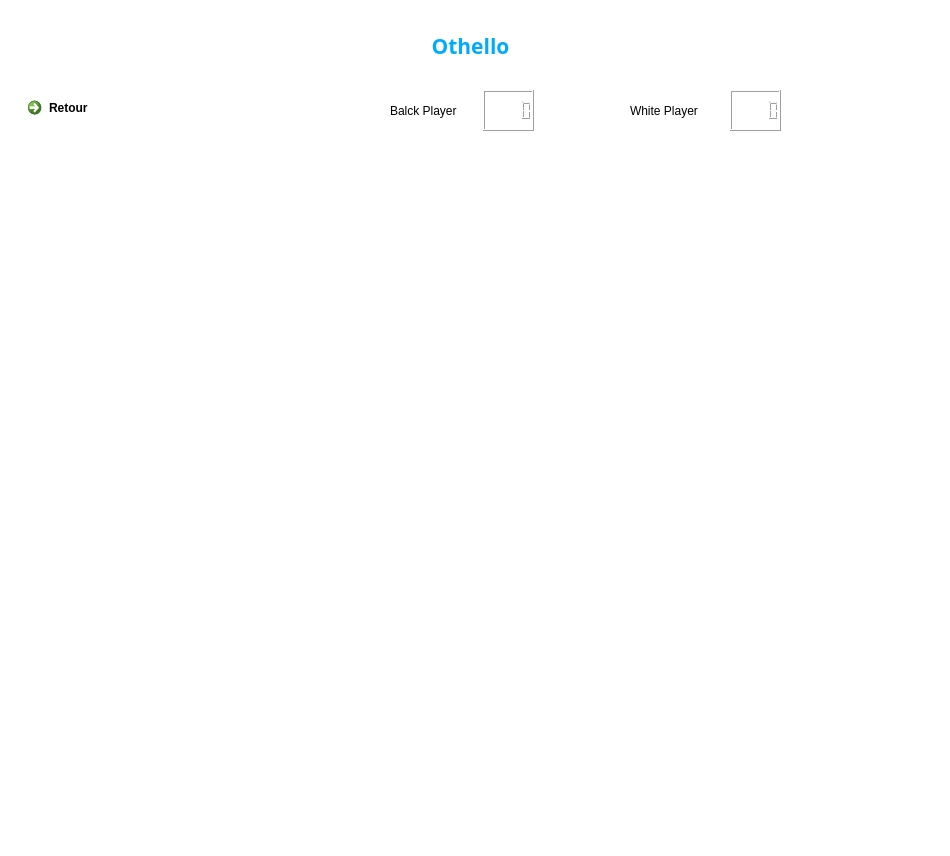
Qt form InterfaceGraphique/mainwindow.ui (LouisTrezzini/tdlog-boardgame-ai) before a commit.
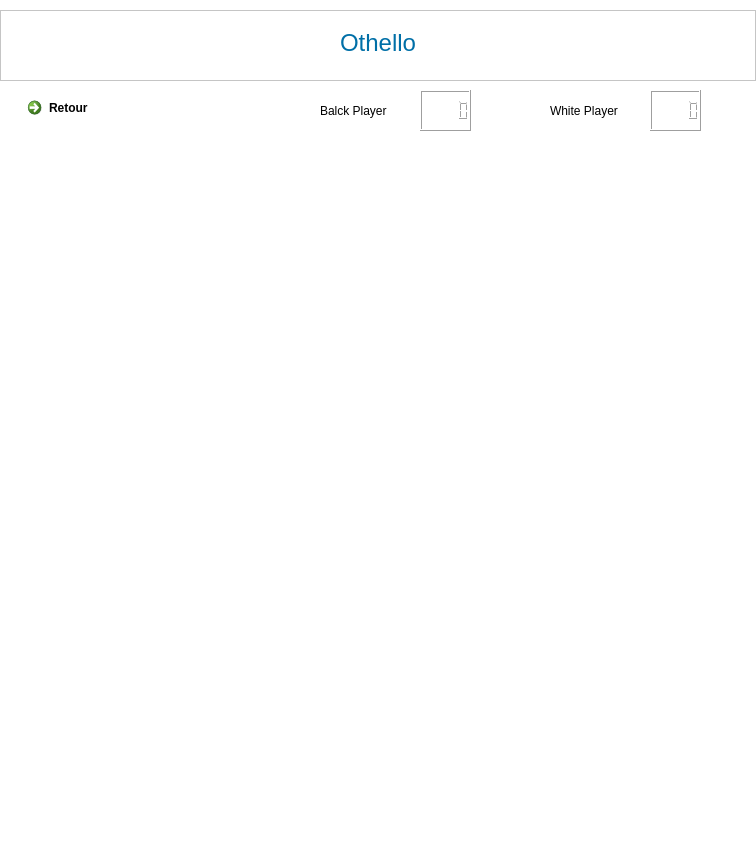
The same form after that commit. Icons and pictures are not drawn.

Commit message: Modification de graphique pour la taille de la fenêtre s'adaptenet en fonction de la taille des images qu'on utilise pour faire la grille

The edit to the form file:
```diff
--- a/InterfaceGraphique/mainwindow.ui
+++ b/InterfaceGraphique/mainwindow.ui
@@ -6,7 +6,7 @@
    <rect>
     <x>0</x>
     <y>0</y>
-    <width>950</width>
+    <width>756</width>
     <height>856</height>
    </rect>
   </property>
@@ -84,59 +84,13 @@
    <property name="autoFillBackground">
     <bool>true</bool>
    </property>
-   <widget class="QWidget" name="verticalLayoutWidget">
-    <property name="geometry">
-     <rect>
-      <x>-10</x>
-      <y>10</y>
-      <width>961</width>
-      <height>70</height>
-     </rect>
-    </property>
-    <layout class="QVBoxLayout" name="boxTitle">
-     <item>
-      <widget class="QTextEdit" name="Title">
-       <property name="enabled">
-        <bool>true</bool>
-       </property>
-       <property name="font">
-        <font>
-         <family>Small Fonts</family>
-         <weight>75</weight>
-         <bold>true</bold>
-        </font>
-       </property>
-       <property name="frameShape">
-        <enum>QFrame::Box</enum>
-       </property>
-       <property name="frameShadow">
-        <enum>QFrame::Plain</enum>
-       </property>
-       <property name="lineWidth">
-        <number>0</number>
-       </property>
-       <property name="readOnly">
-        <bool>true</bool>
-       </property>
-       <property name="html">
-        <string>&lt;!DOCTYPE HTML PUBLIC &quot;-//W3C//DTD HTML 4.0//EN&quot; &quot;http://www.w3.org/TR/REC-html40/strict.dtd&quot;&gt;
-&lt;html&gt;&lt;head&gt;&lt;meta name=&quot;qrichtext&quot; content=&quot;1&quot; /&gt;&lt;style type=&quot;text/css&quot;&gt;
-p, li { white-space: pre-wrap; }
-&lt;/style&gt;&lt;/head&gt;&lt;body style=&quot; font-family:'Small Fonts'; font-size:9pt; font-weight:600; font-style:normal;&quot;&gt;
-&lt;p align=&quot;center&quot; style=&quot;-qt-paragraph-type:empty; margin-top:0px; margin-bottom:0px; margin-left:0px; margin-right:0px; -qt-block-indent:0; text-indent:0px;&quot;&gt;&lt;br /&gt;&lt;/p&gt;
-&lt;p align=&quot;center&quot; style=&quot; margin-top:0px; margin-bottom:0px; margin-left:0px; margin-right:0px; -qt-block-indent:0; text-indent:0px;&quot;&gt;&lt;span style=&quot; font-family:'MS Shell Dlg 2'; font-size:16pt; color:#00aaff;&quot;&gt;Othello&lt;/span&gt;&lt;/p&gt;&lt;/body&gt;&lt;/html&gt;</string>
-       </property>
-      </widget>
-     </item>
-    </layout>
-   </widget>
    <widget class="QStackedWidget" name="stackedWidget">
     <property name="geometry">
      <rect>
       <x>0</x>
       <y>80</y>
-      <width>951</width>
-      <height>781</height>
+      <width>756</width>
+      <height>771</height>
      </rect>
     </property>
     <property name="currentIndex">
@@ -204,10 +158,10 @@
      <widget class="QWidget" name="boxGame" native="true">
       <property name="geometry">
        <rect>
-        <x>140</x>
-        <y>80</y>
-        <width>640</width>
-        <height>681</height>
+        <x>50</x>
+        <y>60</y>
+        <width>656</width>
+        <height>656</height>
        </rect>
       </property>
       <property name="sizePolicy">
@@ -226,7 +180,7 @@
      <widget class="QLCDNumber" name="scorePlayer1">
       <property name="geometry">
        <rect>
-        <x>483</x>
+        <x>420</x>
         <y>10</y>
         <width>51</width>
         <height>41</height>
@@ -236,7 +190,7 @@
      <widget class="QLCDNumber" name="scorePlayer2">
       <property name="geometry">
        <rect>
-        <x>730</x>
+        <x>650</x>
         <y>10</y>
         <width>51</width>
         <height>41</height>
@@ -246,7 +200,7 @@
      <widget class="QLabel" name="namePlayer1">
       <property name="geometry">
        <rect>
-        <x>390</x>
+        <x>320</x>
         <y>10</y>
         <width>81</width>
         <height>41</height>
@@ -259,7 +213,7 @@
      <widget class="QLabel" name="namePlayer2">
       <property name="geometry">
        <rect>
-        <x>630</x>
+        <x>550</x>
         <y>10</y>
         <width>91</width>
         <height>41</height>
@@ -271,6 +225,24 @@
      </widget>
     </widget>
    </widget>
+   <widget class="QTextEdit" name="Title">
+    <property name="geometry">
+     <rect>
+      <x>0</x>
+      <y>10</y>
+      <width>756</width>
+      <height>71</height>
+     </rect>
+    </property>
+    <property name="html">
+     <string>&lt;!DOCTYPE HTML PUBLIC &quot;-//W3C//DTD HTML 4.0//EN&quot; &quot;http://www.w3.org/TR/REC-html40/strict.dtd&quot;&gt;
+&lt;html&gt;&lt;head&gt;&lt;meta name=&quot;qrichtext&quot; content=&quot;1&quot; /&gt;&lt;style type=&quot;text/css&quot;&gt;
+p, li { white-space: pre-wrap; }
+&lt;/style&gt;&lt;/head&gt;&lt;body style=&quot; font-family:'Sans Serif'; font-size:9pt; font-weight:400; font-style:normal;&quot;&gt;
+&lt;p align=&quot;center&quot; style=&quot;-qt-paragraph-type:empty; margin-top:0px; margin-bottom:0px; margin-left:0px; margin-right:0px; -qt-block-indent:0; text-indent:0px;&quot;&gt;&lt;br /&gt;&lt;/p&gt;
+&lt;p align=&quot;center&quot; style=&quot; margin-top:0px; margin-bottom:0px; margin-left:0px; margin-right:0px; -qt-block-indent:0; text-indent:0px;&quot;&gt;&lt;span style=&quot; font-size:18pt; color:#006fa7;&quot;&gt;Othello&lt;/span&gt;&lt;/p&gt;&lt;/body&gt;&lt;/html&gt;</string>
+    </property>
+   </widget>
   </widget>
  </widget>
  <resources/>
```
Left out of the diff: 14 changed lines with no effect on the pictures. The commit also changes 1 other file.
